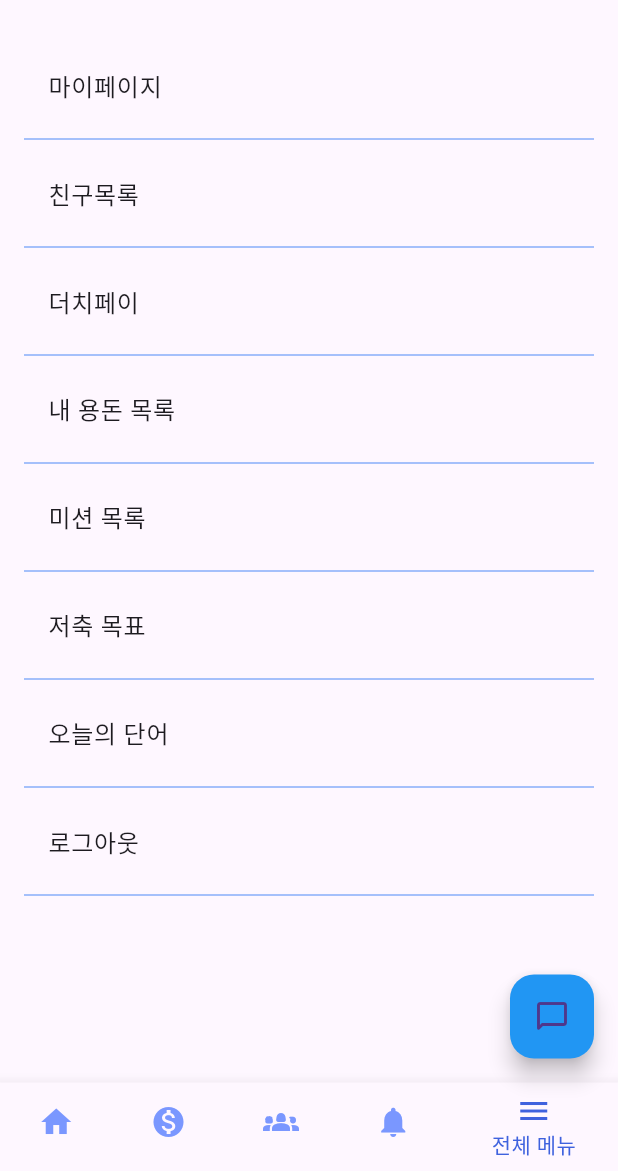
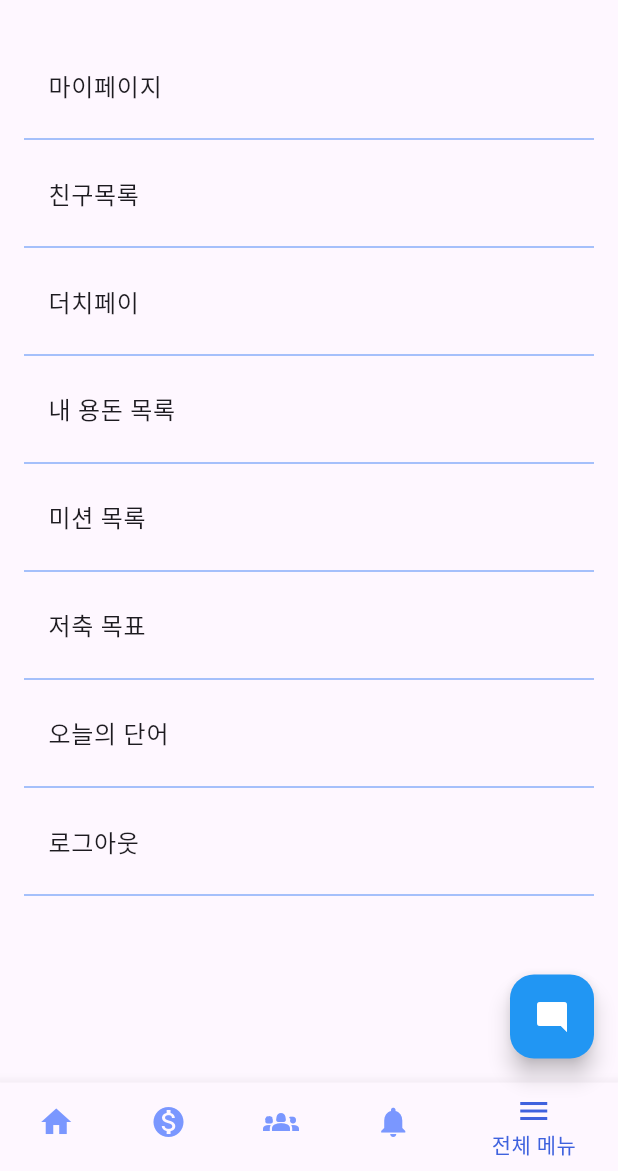
Before and after one commit to TeamAquaDan/W-E, a Flutter app: the ChildPage screen opened directly, item 5 of the bottom bar chosen, on a phone screen of 412 x 824 dp, the part 65-1236 px from its top. Run offline on Flutter 3.47's test engine with Material 3 defaults, Android fonts, the phone set to English and light mode, and no system bars; our stand-ins replace awesome_snackbar_content, carousel_slider, contacts_service, dio, firebase_core, firebase_database and 8 more; missing offline and left inert: flutter_secure_keyboard; accounts and stored records are empty; network calls fail; Roboto replaces fonts that are missing (Aggro); project files that could hold a hidden picture were left out.

Commit message:
Remove: 새로고침

```diff
--- a/frontend/lib/screens/child_page/child_page.dart
+++ b/frontend/lib/screens/child_page/child_page.dart
@@ -30,29 +30,10 @@ class _ChildPageState extends State<ChildPage> {
     });
   }
 
-  Future<void> _onRefreshTapped() async {
-    // 현재 _selectedIndex 값을 임시 변수에 저장합니다.
-    int previousIndex = _selectedIndex;
-
-    // _selectedIndex를 4로 변경합니다.
-    setState(() {
-      _selectedIndex = 4;
-    });
-
-    // 일정 시간을 기다립니다.
-    // await Future.delayed(Duration(seconds: 1));
-
-    // _selectedIndex를 원래 값으로 복원합니다.
-    setState(() {
-      _selectedIndex = previousIndex;
-    });
-  }
-
   @override
   Widget build(BuildContext context) {
     return Scaffold(
-      body: RefreshIndicator(
-        onRefresh: _onRefreshTapped,
+      body: Center(
         child: _widgetOptions.elementAt(_selectedIndex),
       ),
       bottomNavigationBar: BottomNavigationBar(
@@ -91,7 +72,14 @@ class _ChildPageState extends State<ChildPage> {
           );
         },
         backgroundColor: Colors.blue,
-        child: const Icon(Icons.chat_bubble_outline_rounded),
+        child: Transform(
+          transform: Matrix4.identity()..scale(-1.0, 1.0),
+          alignment: Alignment.center,
+          child: Icon(
+            Icons.chat_bubble,
+            color: Colors.white,
+          ),
+        ),
       ),
     );
   }
```
Also changed, not shown: frontend/lib/screens/parents_page/parent_page.dart (+9 -21 lines).
